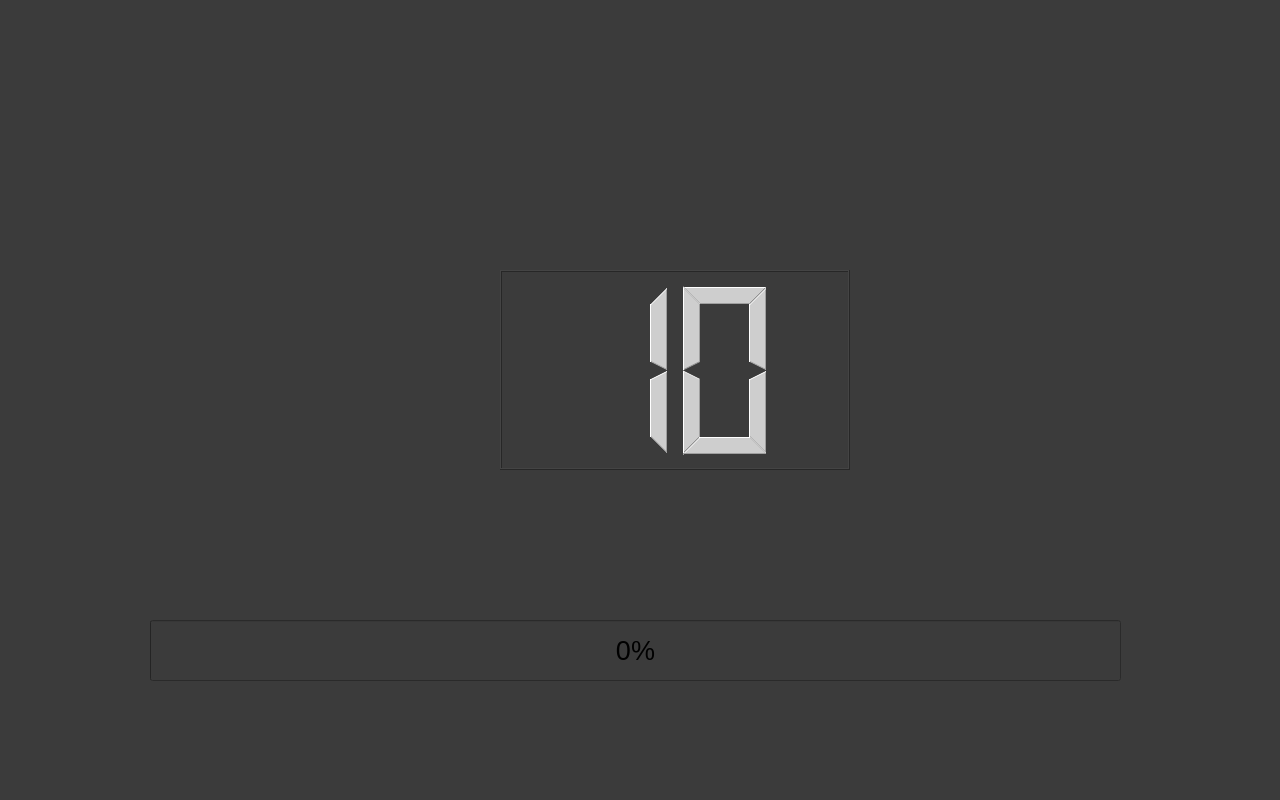
Before: the Qt Designer form climbdoc/measurement.ui in Jonasstre/Climbdoc, drawn with Qt 5.
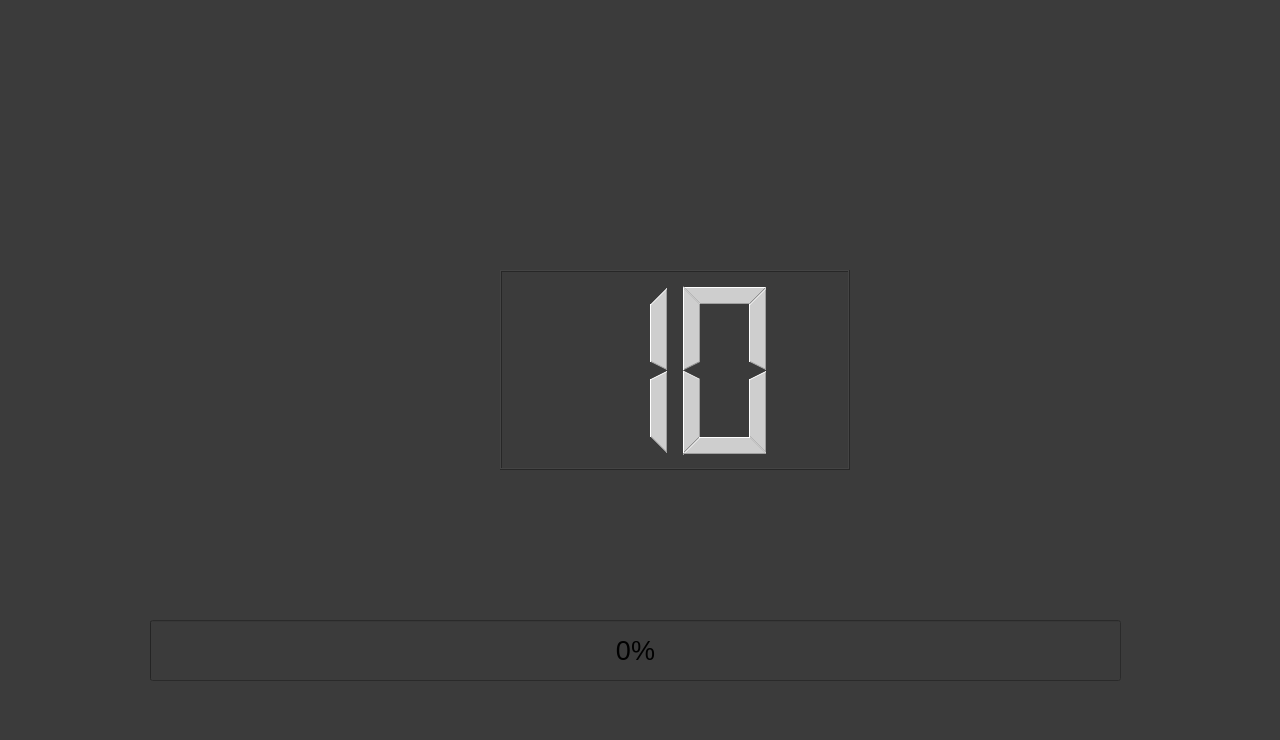
After: the same form once the commit is applied.

```diff
--- a/climbdoc/measurement.ui
+++ b/climbdoc/measurement.ui
@@ -7,7 +7,7 @@
     <x>0</x>
     <y>0</y>
     <width>1280</width>
-    <height>800</height>
+    <height>740</height>
    </rect>
   </property>
   <property name="windowTitle">
```
